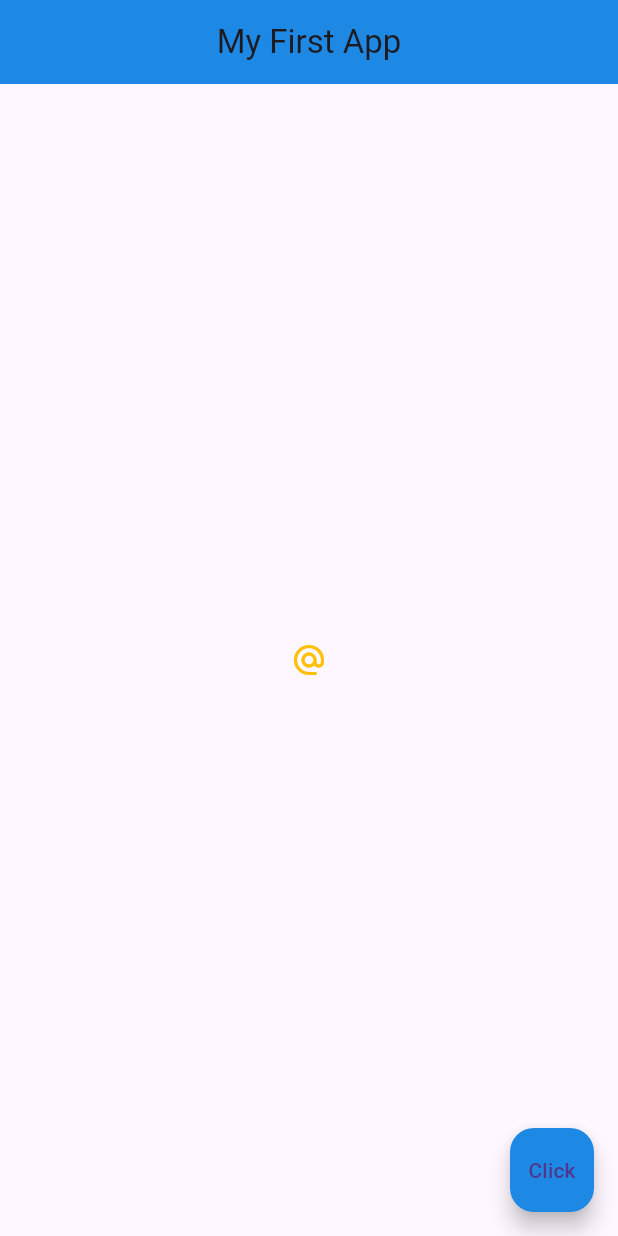
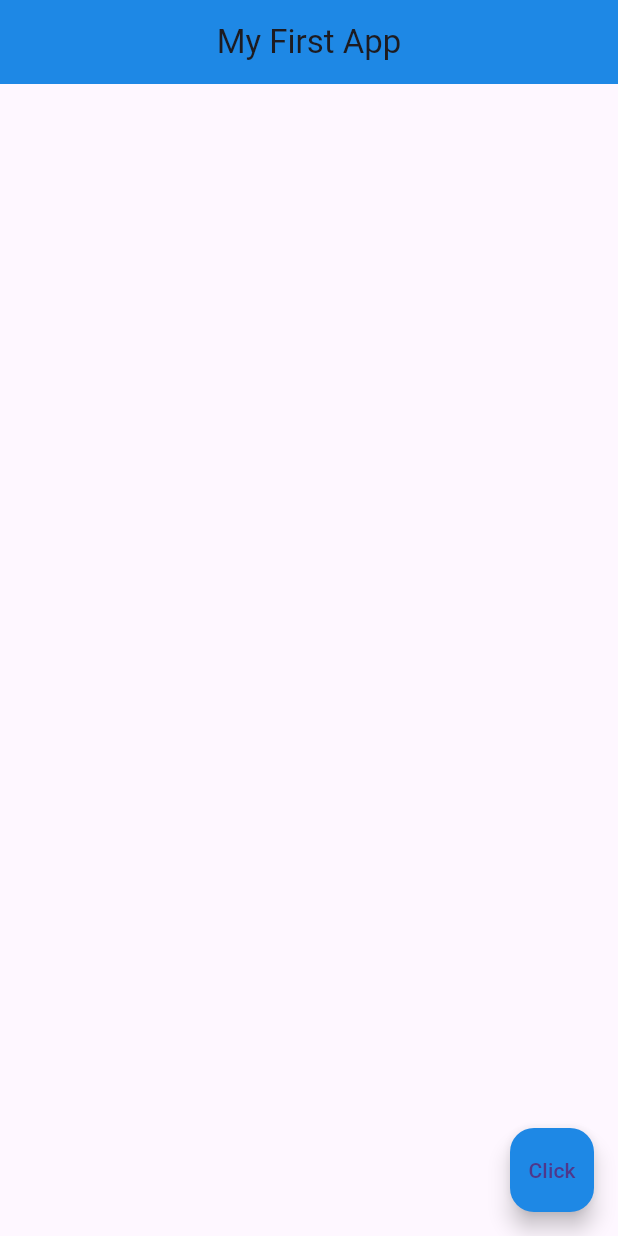
Before and after one commit to Y-elv/flutter_playground, a Flutter app: the screen it shows after launch, on a phone screen of 412 x 824 dp. Run offline on Flutter 3.47's test engine with Material 3 defaults, Android fonts, the phone set to English and light mode, and no system bars.

Commit message:
--no-edit

```diff
--- a/lib/main.dart
+++ b/lib/main.dart
@@ -13,7 +13,7 @@ class Home extends StatelessWidget {
         centerTitle: true,
         backgroundColor: Colors.blue[600],
       ),
-      body: Center(
+      // body: Center(
         // child: Text(
         //   'Hello World',
         //   style: TextStyle(
@@ -66,18 +66,18 @@ class Home extends StatelessWidget {
         //   ),
         // ),
 
-        child: IconButton(
-            onPressed:(){
-              print('You clicked me');
-            },
-            icon: Icon(Icons.alternate_email),
-            color: Colors.amber,
+        // child: IconButton(
+        //     onPressed:(){
+        //       print('You clicked me');
+        //     },
+        //     icon: Icon(Icons.alternate_email),
+        //     color: Colors.amber,
+        //
+        // )
 
-        )
+      // for container widget
 
-
-
-
+      body: Container(
 
 
       ),
```
